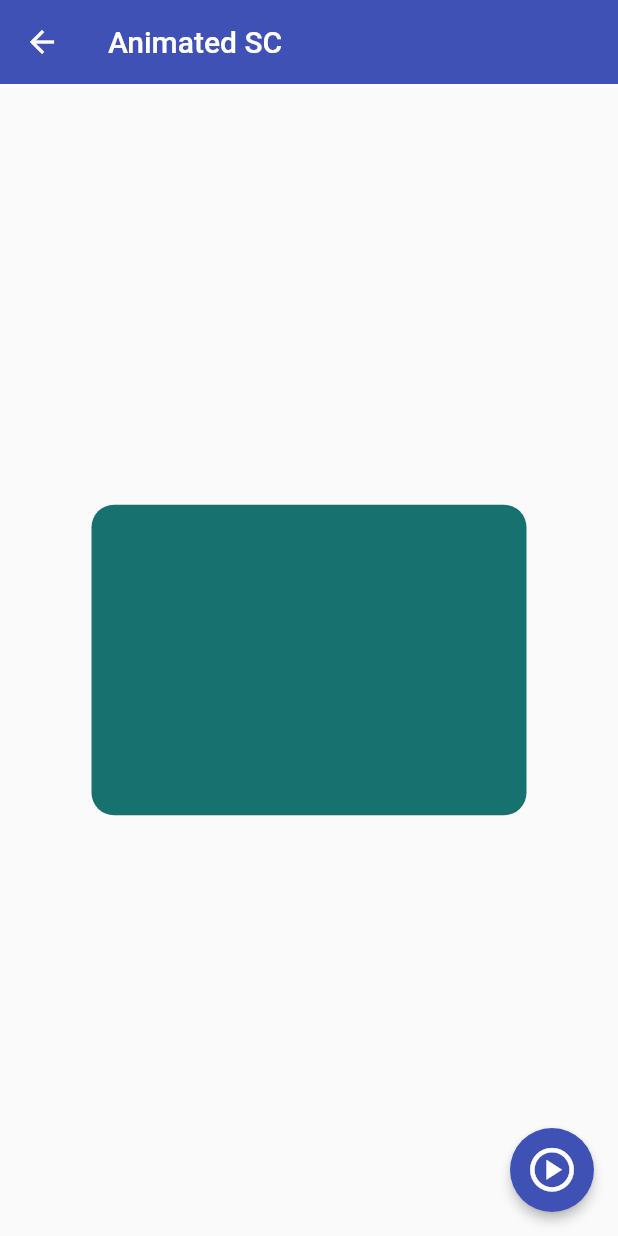
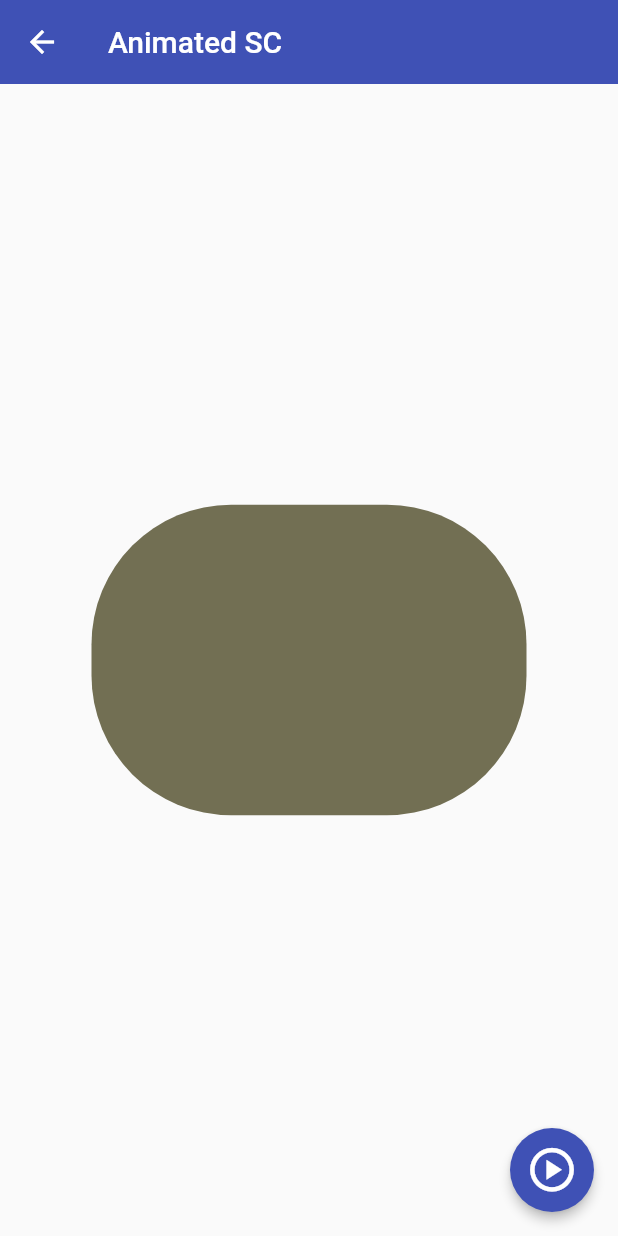
Before and after one commit to TecAbel/flutter-components, a Flutter app: the AnimatedScreen screen opened by its route, after a tap on the "play circle" icon, on a phone screen of 412 x 824 dp. Run offline on Flutter 3.47's test engine with Material 2 defaults, Android fonts, the phone set to English and light mode, and no system bars.

Commit message:
feat(animated): added curves usage to animation

```diff
--- a/lib/screens/animated_sc.dart
+++ b/lib/screens/animated_sc.dart
@@ -13,12 +13,15 @@ class _AnimatedScreenState extends State<AnimatedScreen> {
   double _width = 50;
   double _height = 50;
   Color _color = Colors.indigo;
+  BorderRadiusGeometry _borderRadius = BorderRadius.circular(15);
 
   void changeDimentions() {
     setState(() {
       final random = Random();
       _width = random.nextInt(300).toDouble() + 70;
       _height = random.nextInt(300).toDouble() + 70;
+      _borderRadius =
+          BorderRadius.circular(random.nextInt(100).toDouble() + 15);
       _color = Color.fromRGBO(
         random.nextInt(255),
         random.nextInt(255),
@@ -33,12 +36,14 @@ class _AnimatedScreenState extends State<AnimatedScreen> {
     return Scaffold(
       appBar: AppBar(title: const Text('Animated SC')),
       body: Center(
-        child: Container(
+        child: AnimatedContainer(
+          duration: const Duration(milliseconds: 400),
+          curve: Curves.bounceOut,
           width: _width,
           height: _height,
           decoration: BoxDecoration(
             color: _color,
-            borderRadius: BorderRadius.circular(15),
+            borderRadius: _borderRadius,
           ),
         ),
       ),
```
